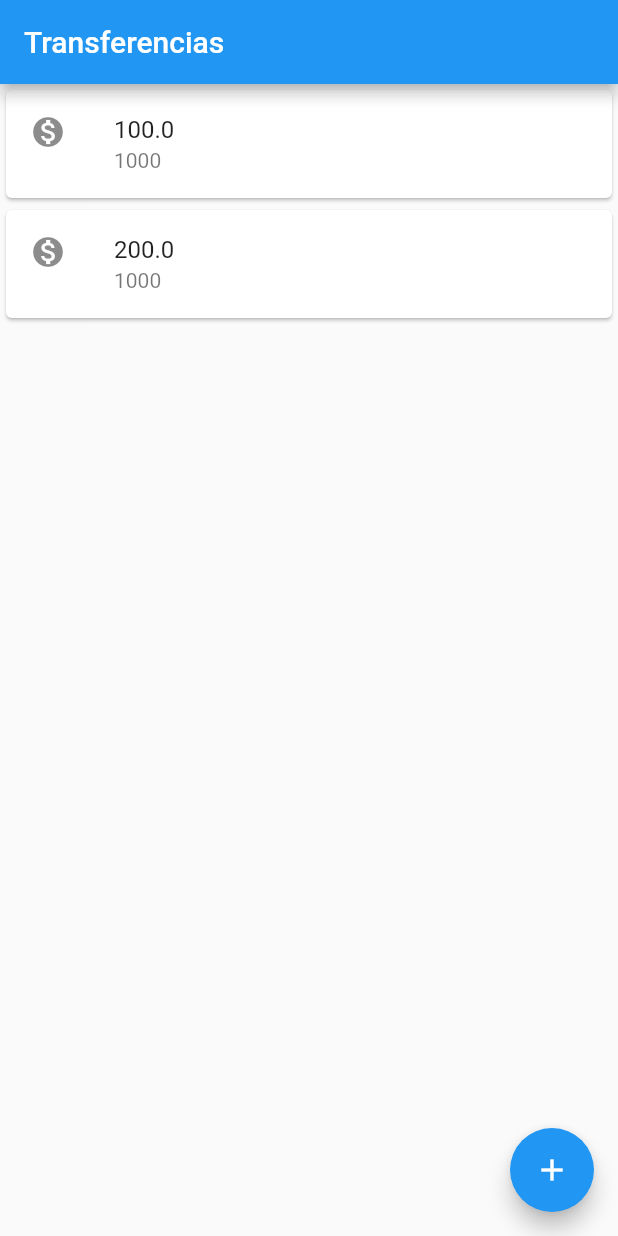
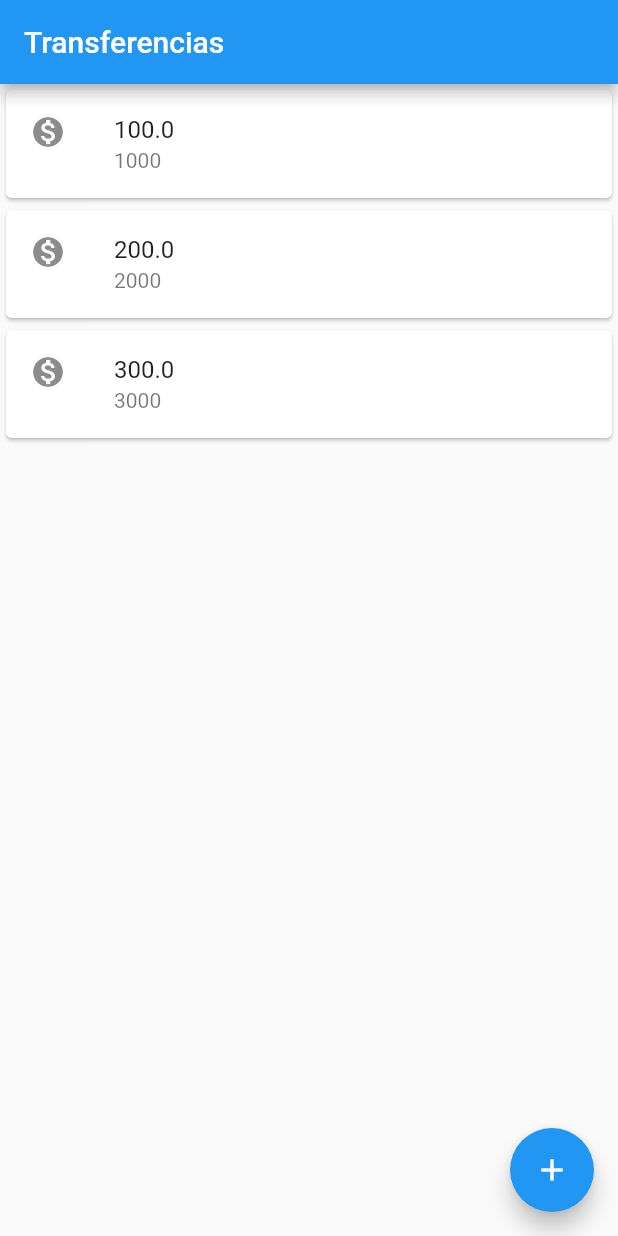
Before and after one commit to gabrielvcunha/alura-formacao-flutter, a Flutter app: the screen it shows after launch, on a phone screen of 412 x 824 dp. Run offline on Flutter 3.47's test engine with Material 2 defaults, Android fonts, the phone set to English and light mode, and no system bars.

Commit message:
Fundamentos - Aula 02.6 Refatorando o codigo

```diff
--- a/bytebank/lib/main.dart
+++ b/bytebank/lib/main.dart
@@ -4,27 +4,43 @@ void main() => runApp(
       MaterialApp(
         home: Scaffold(
           appBar: AppBar(title: Text("Transferencias")),
-          body: Column(
-            children: <Widget>[
-              Card(
-                child: ListTile(
-                  leading: Icon(Icons.monetization_on),
-                  title: Text("100.0"),
-                  subtitle: Text("1000"),
-                ),
-              ),
-              Card(
-                child: ListTile(
-                  leading: Icon(Icons.monetization_on),
-                  title: Text("200.0"),
-                  subtitle: Text("1000"),
-                ),
-              ),
-            ],
-          ),
+          body: ListaTransferencias(),
           floatingActionButton: FloatingActionButton(
             child: Icon(Icons.add),
           ),
         ),
       ),
     );
+
+class ListaTransferencias extends StatelessWidget {
+  @override
+  Widget build(BuildContext context) => Column(
+      children: <ItemTransferencia>[
+        ItemTransferencia(Transferencia(100.0, 1000)),
+        ItemTransferencia(Transferencia(200.0, 2000)),
+        ItemTransferencia(Transferencia(300.0, 3000)),
+      ],
+    );
+}
+
+class ItemTransferencia extends StatelessWidget {
+  final Transferencia _transferencia;
+
+  ItemTransferencia(this._transferencia);
+
+  @override
+  Widget build(BuildContext context) => Card(
+    child: ListTile(
+      leading: Icon(Icons.monetization_on),
+      title: Text(_transferencia.valor.toString()),
+      subtitle: Text(_transferencia.numeroConta.toString()),
+    ),
+  );
+}
+
+class Transferencia {
+  final double valor;
+  final int numeroConta;
+
+  Transferencia(this.valor, this.numeroConta);
+}
```
